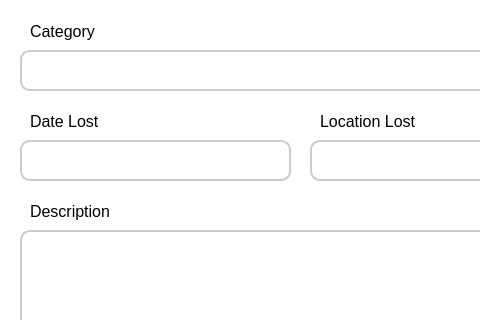
Before: the Qt Designer form src/frontend/reportItem.ui in brexer/lost-and-found-system, drawn with Qt 5; both pictures show x 0 to 480 and y 230 to 550 of the 602 by 682 pixel window.
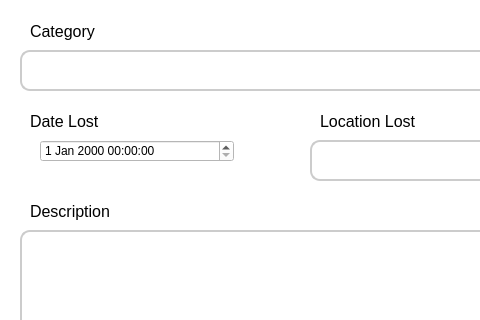
After: the same form once the commit is applied. The open tabs and pages were chosen to show the change.

Commit message: added img to report forms

```diff
--- a/src/frontend/reportItem.ui
+++ b/src/frontend/reportItem.ui
@@ -130,23 +130,6 @@
       <string>Category</string>
      </property>
     </widget>
-    <widget class="QLineEdit" name="dateLostEdit">
-     <property name="geometry">
-      <rect>
-       <x>20</x>
-       <y>370</y>
-       <width>271</width>
-       <height>41</height>
-      </rect>
-     </property>
-     <property name="styleSheet">
-      <string notr="true">QLineEdit {
-        border: 2px solid #ccc;
-        border-radius: 10px;
-        padding: 5px;
-    }</string>
-     </property>
-    </widget>
     <widget class="QLineEdit" name="locationLostEdit">
      <property name="geometry">
       <rect>
@@ -340,6 +323,16 @@
       </property>
      </widget>
     </widget>
+    <widget class="QDateTimeEdit" name="dateTimeEdit">
+     <property name="geometry">
+      <rect>
+       <x>40</x>
+       <y>370</y>
+       <width>194</width>
+       <height>22</height>
+      </rect>
+     </property>
+    </widget>
    </widget>
    <widget class="QWidget" name="personPage">
     <widget class="QLabel" name="label_8">
```
Left out of the diff: 2 changed lines with no effect on the pictures. The commit also changes 5 other files.
